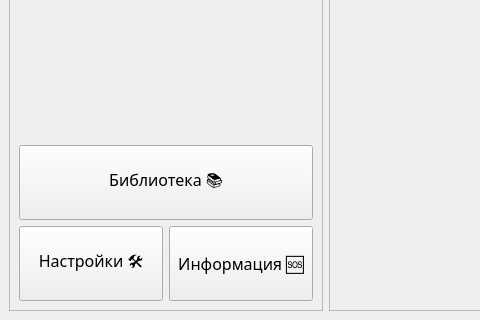
Qt form ui/info.ui (venterum/ReelKeeper) before a commit; both pictures show x 0 to 480 and y 400 to 720 of the 1280 by 720 pixel window.
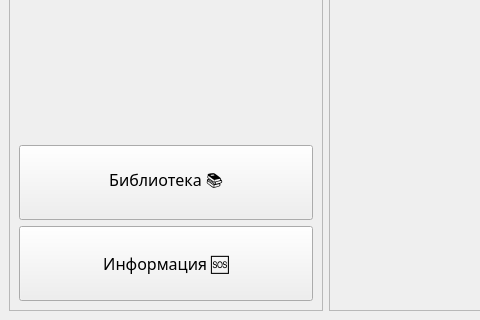
The same form after that commit.

Diff of the .ui file:
```diff
--- a/ui/info.ui
+++ b/ui/info.ui
@@ -31,31 +31,6 @@
         <layout class="QVBoxLayout" name="verticalLayout_3">
          <item>
           <layout class="QGridLayout" name="gridLayout">
-           <item row="2" column="1">
-            <widget class="QPushButton" name="helpButton">
-             <property name="sizePolicy">
-              <sizepolicy hsizetype="Preferred" vsizetype="Fixed">
-               <horstretch>0</horstretch>
-               <verstretch>0</verstretch>
-              </sizepolicy>
-             </property>
-             <property name="minimumSize">
-              <size>
-               <width>75</width>
-               <height>75</height>
-              </size>
-             </property>
-             <property name="font">
-              <font>
-               <family>Google Sans</family>
-               <pointsize>12</pointsize>
-              </font>
-             </property>
-             <property name="text">
-              <string>Информация 🆘</string>
-             </property>
-            </widget>
-           </item>
            <item row="1" column="0" colspan="2">
             <widget class="QPushButton" name="libButton">
              <property name="sizePolicy">
@@ -81,25 +56,6 @@
              </property>
             </widget>
            </item>
-           <item row="2" column="0">
-            <widget class="QPushButton" name="settingsButton">
-             <property name="minimumSize">
-              <size>
-               <width>75</width>
-               <height>75</height>
-              </size>
-             </property>
-             <property name="font">
-              <font>
-               <family>Google Sans</family>
-               <pointsize>12</pointsize>
-              </font>
-             </property>
-             <property name="text">
-              <string>Настройки 🛠️</string>
-             </property>
-            </widget>
-           </item>
            <item row="0" column="0" colspan="2" alignment="Qt::AlignHCenter|Qt::AlignVCenter">
             <widget class="QLabel" name="reelkeeperLogo">
              <property name="font">
@@ -113,6 +69,31 @@
              </property>
             </widget>
            </item>
+           <item row="2" column="0" colspan="2">
+            <widget class="QPushButton" name="helpButton">
+             <property name="sizePolicy">
+              <sizepolicy hsizetype="Preferred" vsizetype="Fixed">
+               <horstretch>0</horstretch>
+               <verstretch>0</verstretch>
+              </sizepolicy>
+             </property>
+             <property name="minimumSize">
+              <size>
+               <width>75</width>
+               <height>75</height>
+              </size>
+             </property>
+             <property name="font">
+              <font>
+               <family>Google Sans</family>
+               <pointsize>12</pointsize>
+              </font>
+             </property>
+             <property name="text">
+              <string>Информация 🆘</string>
+             </property>
+            </widget>
+           </item>
           </layout>
          </item>
         </layout>
```
